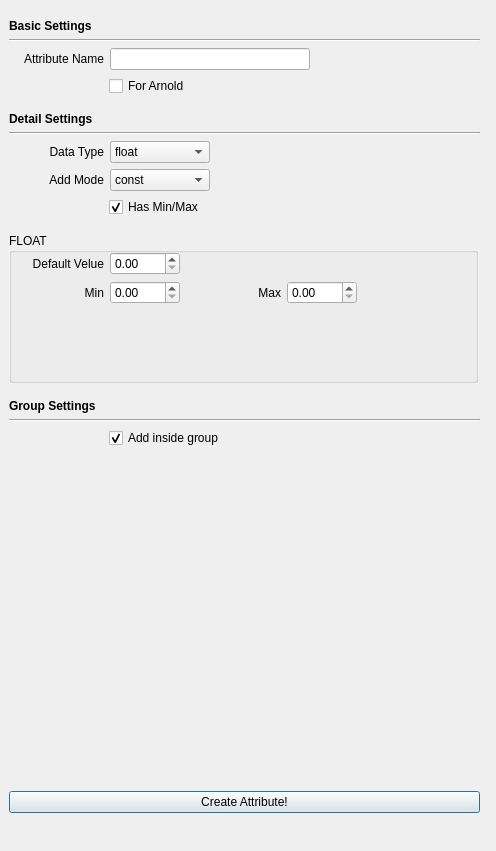
Old version of the form add_arnold_attrs.ui in the repository kristyayarin/maya_batch_add_attr.
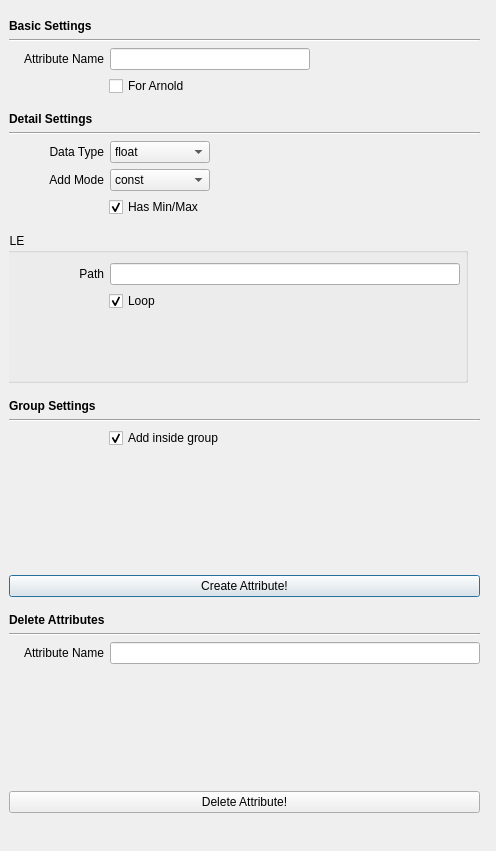
New version of the form. The open tabs and pages were chosen to show the change.

```diff
--- a/add_arnold_attrs.ui
+++ b/add_arnold_attrs.ui
@@ -1225,6 +1225,155 @@
         </widget>
        </widget>
       </widget>
+      <widget class="QWidget" name="page_4">
+       <widget class="QGroupBox" name="groupBox_4">
+        <property name="geometry">
+         <rect>
+          <x>-10</x>
+          <y>0</y>
+          <width>469</width>
+          <height>150</height>
+         </rect>
+        </property>
+        <property name="sizePolicy">
+         <sizepolicy hsizetype="Expanding" vsizetype="Expanding">
+          <horstretch>0</horstretch>
+          <verstretch>0</verstretch>
+         </sizepolicy>
+        </property>
+        <property name="minimumSize">
+         <size>
+          <width>0</width>
+          <height>90</height>
+         </size>
+        </property>
+        <property name="title">
+         <string>FILE</string>
+        </property>
+        <widget class="QWidget" name="verticalLayoutWidget_5">
+         <property name="geometry">
+          <rect>
+           <x>10</x>
+           <y>20</y>
+           <width>451</width>
+           <height>124</height>
+          </rect>
+         </property>
+         <layout class="QVBoxLayout" name="verticalLayout_5">
+          <property name="sizeConstraint">
+           <enum>QLayout::SetDefaultConstraint</enum>
+          </property>
+          <item>
+           <spacer name="verticalSpacer_10">
+            <property name="orientation">
+             <enum>Qt::Vertical</enum>
+            </property>
+            <property name="sizeType">
+             <enum>QSizePolicy::Fixed</enum>
+            </property>
+            <property name="sizeHint" stdset="0">
+             <size>
+              <width>20</width>
+              <height>10</height>
+             </size>
+            </property>
+           </spacer>
+          </item>
+          <item>
+           <layout class="QHBoxLayout" name="horizontalLayout_8">
+            <item>
+             <widget class="QLabel" name="label_16">
+              <property name="minimumSize">
+               <size>
+                <width>95</width>
+                <height>0</height>
+               </size>
+              </property>
+              <property name="maximumSize">
+               <size>
+                <width>95</width>
+                <height>16777215</height>
+               </size>
+              </property>
+              <property name="text">
+               <string>Path</string>
+              </property>
+              <property name="alignment">
+               <set>Qt::AlignRight|Qt::AlignTrailing|Qt::AlignVCenter</set>
+              </property>
+             </widget>
+            </item>
+            <item>
+             <widget class="QLineEdit" name="path_lineEdit_2">
+              <property name="sizePolicy">
+               <sizepolicy hsizetype="Expanding" vsizetype="Fixed">
+                <horstretch>0</horstretch>
+                <verstretch>0</verstretch>
+               </sizepolicy>
+              </property>
+              <property name="minimumSize">
+               <size>
+                <width>200</width>
+                <height>0</height>
+               </size>
+              </property>
+              <property name="maximumSize">
+               <size>
+                <width>16777215</width>
+                <height>16777215</height>
+               </size>
+              </property>
+             </widget>
+            </item>
+           </layout>
+          </item>
+          <item>
+           <layout class="QHBoxLayout" name="horizontalLayout_11">
+            <item>
+             <spacer name="horizontalSpacer_8">
+              <property name="orientation">
+               <enum>Qt::Horizontal</enum>
+              </property>
+              <property name="sizeType">
+               <enum>QSizePolicy::Fixed</enum>
+              </property>
+              <property name="sizeHint" stdset="0">
+               <size>
+                <width>100</width>
+                <height>20</height>
+               </size>
+              </property>
+             </spacer>
+            </item>
+            <item>
+             <widget class="QCheckBox" name="loop_checkBox_2">
+              <property name="text">
+               <string>Loop</string>
+              </property>
+              <property name="checked">
+               <bool>true</bool>
+              </property>
+             </widget>
+            </item>
+           </layout>
+          </item>
+          <item>
+           <spacer name="verticalSpacer_11">
+            <property name="orientation">
+             <enum>Qt::Vertical</enum>
+            </property>
+            <property name="sizeHint" stdset="0">
+             <size>
+              <width>20</width>
+              <height>40</height>
+             </size>
+            </property>
+           </spacer>
+          </item>
+         </layout>
+        </widget>
+       </widget>
+      </widget>
      </widget>
     </item>
     <item>
@@ -1340,6 +1489,113 @@
       </property>
      </widget>
     </item>
+    <item>
+     <spacer name="verticalSpacer_25">
+      <property name="orientation">
+       <enum>Qt::Vertical</enum>
+      </property>
+      <property name="sizeType">
+       <enum>QSizePolicy::Fixed</enum>
+      </property>
+      <property name="sizeHint" stdset="0">
+       <size>
+        <width>20</width>
+        <height>10</height>
+       </size>
+      </property>
+     </spacer>
+    </item>
+    <item>
+     <widget class="QLabel" name="label_35">
+      <property name="font">
+       <font>
+        <weight>75</weight>
+        <bold>true</bold>
+       </font>
+      </property>
+      <property name="text">
+       <string>Delete Attributes</string>
+      </property>
+     </widget>
+    </item>
+    <item>
+     <widget class="Line" name="line_4">
+      <property name="orientation">
+       <enum>Qt::Horizontal</enum>
+      </property>
+     </widget>
+    </item>
+    <item>
+     <layout class="QHBoxLayout" name="horizontalLayout_13">
+      <item>
+       <widget class="QLabel" name="label_17">
+        <property name="minimumSize">
+         <size>
+          <width>95</width>
+          <height>0</height>
+         </size>
+        </property>
+        <property name="maximumSize">
+         <size>
+          <width>95</width>
+          <height>16777215</height>
+         </size>
+        </property>
+        <property name="text">
+         <string>Attribute Name</string>
+        </property>
+        <property name="alignment">
+         <set>Qt::AlignRight|Qt::AlignTrailing|Qt::AlignVCenter</set>
+        </property>
+       </widget>
+      </item>
+      <item>
+       <widget class="QLineEdit" name="del_name_lineEdit_3">
+        <property name="sizePolicy">
+         <sizepolicy hsizetype="Expanding" vsizetype="Fixed">
+          <horstretch>0</horstretch>
+          <verstretch>0</verstretch>
+         </sizepolicy>
+        </property>
+        <property name="minimumSize">
+         <size>
+          <width>200</width>
+          <height>0</height>
+         </size>
+        </property>
+        <property name="maximumSize">
+         <size>
+          <width>16777215</width>
+          <height>16777215</height>
+         </size>
+        </property>
+       </widget>
+      </item>
+     </layout>
+    </item>
+    <item>
+     <spacer name="verticalSpacer_12">
+      <property name="orientation">
+       <enum>Qt::Vertical</enum>
+      </property>
+      <property name="sizeHint" stdset="0">
+       <size>
+        <width>20</width>
+        <height>40</height>
+       </size>
+      </property>
+     </spacer>
+    </item>
+    <item>
+     <widget class="QPushButton" name="pushButton_2">
+      <property name="enabled">
+       <bool>true</bool>
+      </property>
+      <property name="text">
+       <string>Delete Attribute!</string>
+      </property>
+     </widget>
+    </item>
    </layout>
   </widget>
  </widget>
```
Left out of the diff: 7 changed lines with no effect on the pictures.
